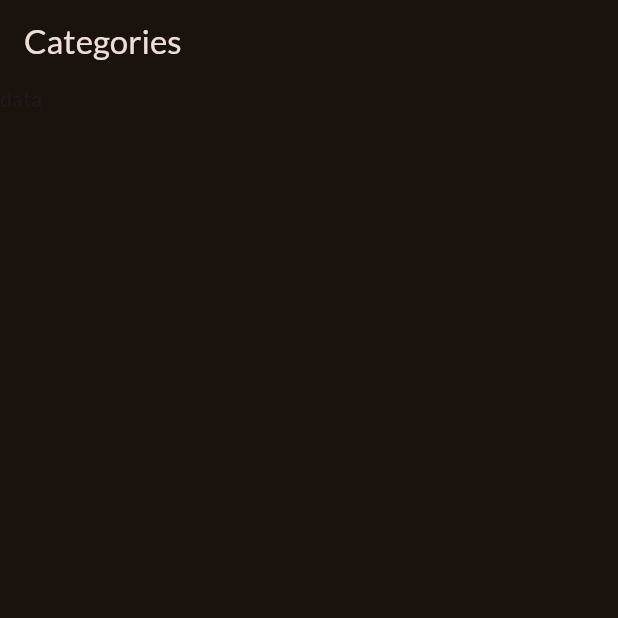
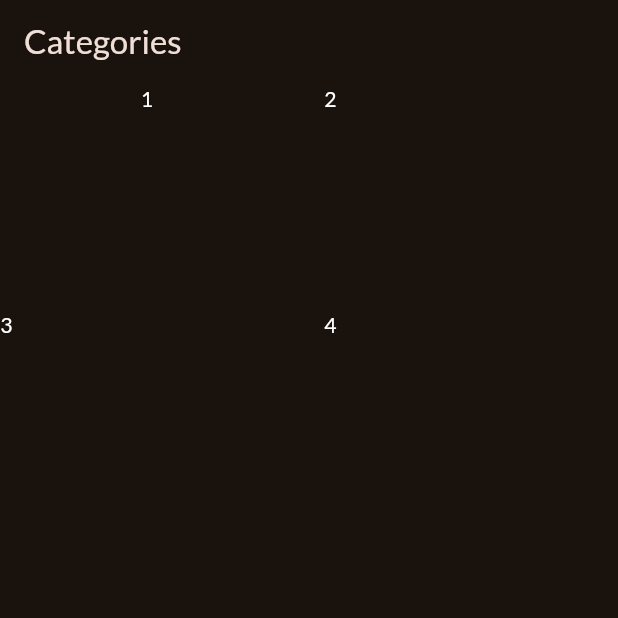
Before and after one commit to bcondefoodics/my_meals, a Flutter app: the screen it shows after launch, on a phone screen of 412 x 824 dp, the top half of it. Run offline on Flutter 3.47's test engine with Material 3 defaults, Android fonts, the light colour scheme and no system bars; our stand-ins replace google_fonts.

Commit message:
Add dummy data and display grid view

```diff
--- a/lib/screen/categories_screen.dart
+++ b/lib/screen/categories_screen.dart
@@ -7,7 +7,24 @@ class CategoriesScreen extends StatelessWidget {
   Widget build(BuildContext context) {
     return Scaffold(
       appBar: AppBar(title: Text("Categories")),
-      body: Text("data"),
+      body: GridView(
+        gridDelegate: SliverGridDelegateWithFixedCrossAxisCount(
+          crossAxisCount: 2,
+          crossAxisSpacing: 20,
+          childAspectRatio: 1.5,
+          mainAxisSpacing: 20,
+        ),
+        children: [
+          Text(
+            textAlign: TextAlign.center,
+            "1",
+            style: TextStyle(color: Colors.white),
+          ),
+          Text("2", style: TextStyle(color: Colors.white)),
+          Text("3", style: TextStyle(color: Colors.white)),
+          Text("4", style: TextStyle(color: Colors.white)),
+        ],
+      ),
     );
   }
 }
```
Also changed, not shown: lib/data/dummy_data.dart (added, +16 -0 lines).
